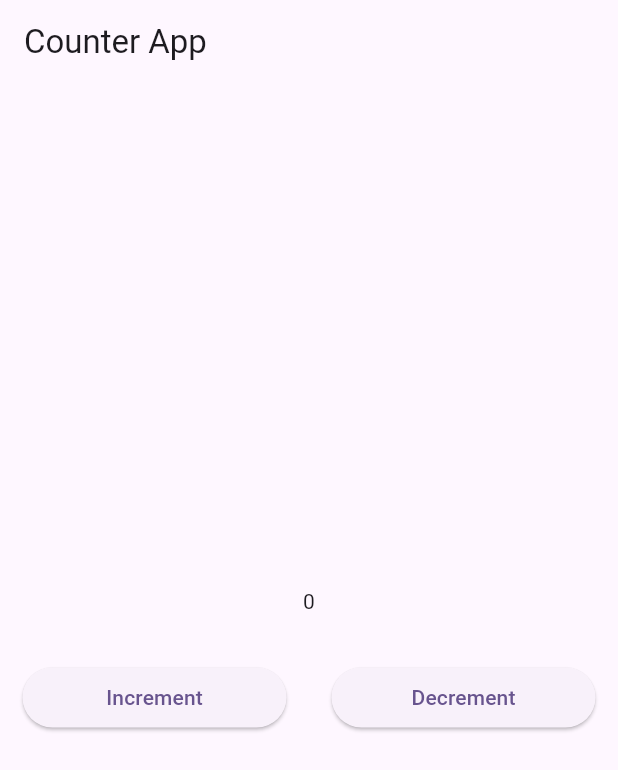
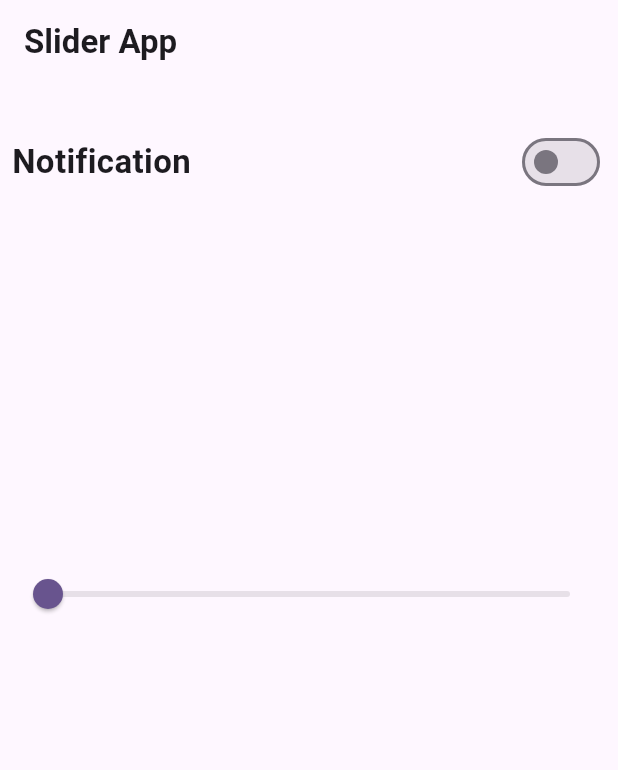
Before and after one commit to imshadabkhan/bloc_state_management, a Flutter app: the screen it shows after launch, on a phone screen of 412 x 824 dp. Shown: the top 770 px of the screen. Run offline on Flutter 3.47's test engine with Material 3 defaults, Android fonts, the phone set to English and light mode, and no system bars; our stand-ins replace bloc, equatable, flutter_bloc.

Commit message:
slider app

```diff
--- a/lib/bloc/counter/counter_events.dart
+++ b/lib/bloc/counter/counter_events.dart
@@ -8,7 +8,7 @@ abstract class CounterEvents extends Equatable{
 class  IncrementEvent extends CounterEvents{
   @override
   // TODO: implement props
-  List<Object?> get props => throw UnimplementedError();
+  List<Object?> get props => [];
 
 
 
--- /dev/null
+++ b/lib/bloc/slider/slider_bloc.dart
@@ -0,0 +1,28 @@
+import 'package:bloc/bloc.dart';
+import 'package:bloc_state_management/bloc/slider/slider_events.dart';
+import 'package:bloc_state_management/bloc/slider/slider_state.dart';
+
+class SliderBloc extends Bloc<SliderEvents,SliderState>{
+  SliderBloc():super(const SliderState()){
+    on<EnableOrDisableNotificationEvent>(_switchNotification);
+    on<DynamicSliderEvent>(_switchSliderValue);
+
+  }
+
+void _switchNotification(EnableOrDisableNotificationEvent event,Emitter<SliderState> emit){
+    emit(state.copyWith(newValue: !state.value),);
+
+
+}
+
+void _switchSliderValue(DynamicSliderEvent event,Emitter<SliderState> emit){
+
+    emit(state.copyWith(newSliderValue:event.sliderValue ));
+
+
+}
+
+
+
+
+}
--- /dev/null
+++ b/lib/bloc/slider/slider_events.dart
@@ -0,0 +1,27 @@
+import 'package:equatable/equatable.dart';
+abstract class SliderEvents extends Equatable{
+  const SliderEvents();
+
+}
+
+class EnableOrDisableNotificationEvent extends SliderEvents{
+  @override
+  List<Object?> get props=>[
+
+  ];
+}
+
+class DynamicSliderEvent extends SliderEvents{
+  double? sliderValue;
+  DynamicSliderEvent(this.sliderValue);
+
+  @override
+  // TODO: implement props
+  List<Object?> get props => [
+
+
+  ];
+
+
+
+}
--- /dev/null
+++ b/lib/bloc/slider/slider_state.dart
@@ -0,0 +1,14 @@
+import 'package:equatable/equatable.dart';
+
+class SliderState extends Equatable {
+  final bool value;
+  final double sliderValue;
+  const SliderState({this.value = false,this.sliderValue=0.0});
+  SliderState copyWith({bool? newValue,double? newSliderValue}){
+    return SliderState(value: newValue ?? value,sliderValue: newSliderValue??sliderValue);
+  }
+
+  @override
+  // TODO: implement props
+  List<Object?> get props => [value,sliderValue];
+}
--- a/lib/main.dart
+++ b/lib/main.dart
@@ -1,7 +1,6 @@
-
-import 'package:bloc/bloc.dart';
 import 'package:bloc_state_management/bloc/counter/counter_bloc.dart';
-import 'package:bloc_state_management/ui/counter_screen.dart';
+import 'package:bloc_state_management/bloc/slider/slider_bloc.dart';
+import 'package:bloc_state_management/ui/slider_screen.dart';
 import 'package:flutter/material.dart';
 import 'package:flutter_bloc/flutter_bloc.dart';
 
@@ -15,8 +14,15 @@ class MyApp extends StatelessWidget {
   // This widget is the root of your application.
   @override
   Widget build(BuildContext context) {
-    return BlocProvider(
-      create: (_)=>CounterBloc(),
+    return MultiBlocProvider(
+        providers: [
+          BlocProvider(
+            create: (_) => CounterBloc(),
+          ),
+          BlocProvider(
+            create: (_) => SliderBloc(),
+          ),
+        ],
         child: MaterialApp(
           debugShowCheckedModeBanner: false,
           title: 'Flutter Demo',
@@ -24,8 +30,8 @@ class MyApp extends StatelessWidget {
             colorScheme: ColorScheme.fromSeed(seedColor: Colors.deepPurple),
             useMaterial3: true,
           ),
-        home: const CounterScreen(),
-      ),
-    );
+          // home: const CounterScreen(),
+          home: const SliderScreen(),
+        ));
   }
 }
--- a/lib/ui/counter_screen.dart
+++ b/lib/ui/counter_screen.dart
@@ -4,7 +4,7 @@ import 'package:bloc_state_management/bloc/counter/counter_state.dart';
 import 'package:flutter/material.dart';
 import 'package:flutter_bloc/flutter_bloc.dart';
 
-class CounterScreen extends StatelessWidget {
+class CounterScreen extends StatelessWidget{
   const CounterScreen({super.key});
   @override
   Widget build(BuildContext context) {
@@ -41,10 +41,8 @@ class CounterScreen extends StatelessWidget {
                 ),
                 Expanded(
                   child: ElevatedButton(
-                    onPressed: () {
-
+                    onPressed: (){
                       context.read<CounterBloc>().add(DecrementEvent());
-
                     },
                     child: Text('Decrement'),
                   ),
--- /dev/null
+++ b/lib/ui/slider_screen.dart
@@ -0,0 +1,88 @@
+import 'package:bloc_state_management/bloc/slider/slider_bloc.dart';
+import 'package:bloc_state_management/bloc/slider/slider_events.dart';
+import 'package:bloc_state_management/bloc/slider/slider_state.dart';
+import 'package:flutter/foundation.dart';
+import 'package:flutter/material.dart';
+import 'package:flutter_bloc/flutter_bloc.dart';
+
+class SliderScreen extends StatelessWidget {
+  const SliderScreen({super.key});
+  @override
+  Widget build(BuildContext context) {
+    return Scaffold(
+      appBar: AppBar(
+        title: Text(
+          'Slider App',
+          style: TextStyle(fontWeight: FontWeight.bold, fontSize: 22),
+        ),
+      ),
+      body: Padding(
+        padding: const EdgeInsets.all(8.0),
+        child: Column(
+          children: [
+            const SizedBox(
+              height: 20,
+            ),
+            Row(
+              mainAxisAlignment: MainAxisAlignment.spaceBetween,
+              children: [
+                Text(
+                  'Notification',
+                  style: TextStyle(fontWeight: FontWeight.bold, fontSize: 22),
+                ),
+                BlocBuilder<SliderBloc, SliderState>(
+                  buildWhen: (previous,current)=>previous.value!=current.value,
+                  builder: (context, state) {
+                    if (kDebugMode) {
+                      print("I am Switch");
+                    }
+                    return Switch(
+                        value: state.value,
+                        onChanged: (newValue) {
+                          context
+                              .read<SliderBloc>()
+                              .add(EnableOrDisableNotificationEvent());
+                        });
+                  },
+                ),
+              ],
+            ),
+            const SizedBox(
+              height: 20,
+            ),
+            BlocBuilder<SliderBloc, SliderState>(
+
+              builder: (context, state) {
+                if (kDebugMode) {
+                  print("i am container");
+                }
+
+                return Container(
+                  height: 200,
+                  width: double.infinity,
+                  color:
+                      Colors.red.withAlpha((state.sliderValue * 255).toInt()),
+                );
+              },
+            ),
+            const SizedBox(
+              height: 20,
+            ),
+            BlocBuilder<SliderBloc, SliderState>(
+
+              builder: (context, state) {
+
+
+                return Slider(
+
+                  value: state.sliderValue,
+                  onChanged: (value) {
+                    context.read<SliderBloc>().add(DynamicSliderEvent(value));
+                  });},
+            ),
+          ],
+        ),
+      ),
+    );
+  }
+}
```
Lines whose indentation alone changed are shown as unchanged.
